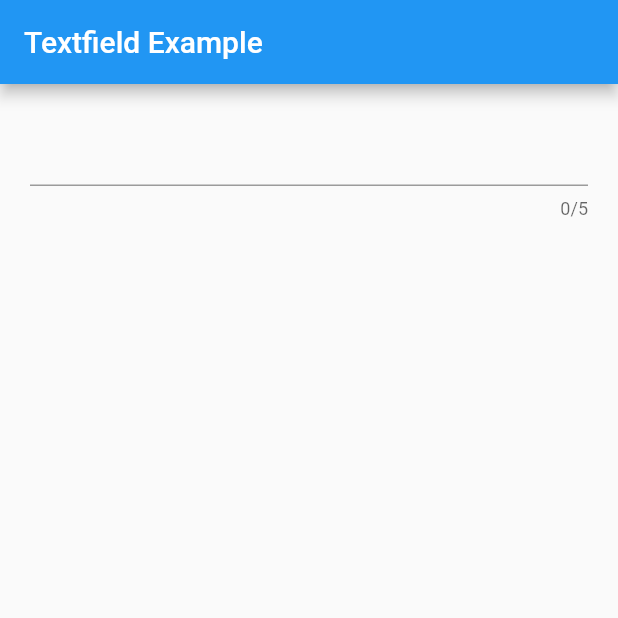
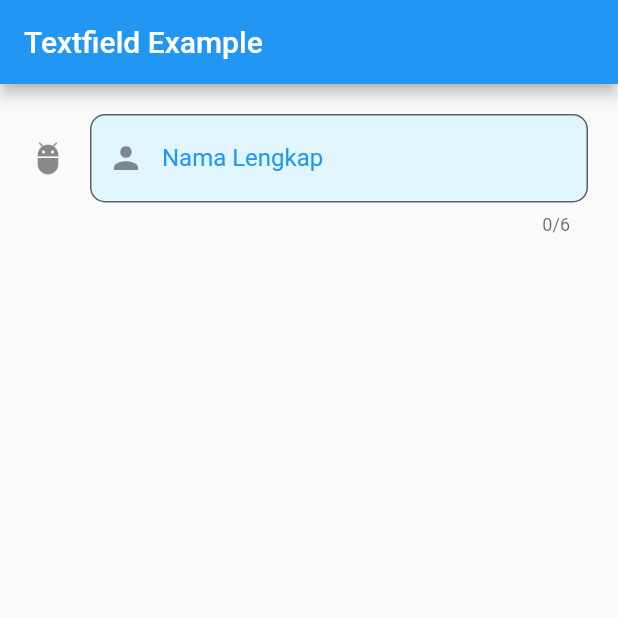
Before and after one commit to Rillwz/textfield_example, a Flutter app: the screen it shows after launch, on a phone screen of 412 x 824 dp, the top half of it. Run offline on Flutter 3.47's test engine with Material 2 defaults, Android fonts, the light colour scheme and no system bars.

Commit message:
textfield example

```diff
--- a/lib/main.dart
+++ b/lib/main.dart
@@ -26,7 +26,27 @@ class _MyAppState extends State<MyApp> {
           child: Column(
             children: [
               TextField(
-                maxLength: 5,
+                decoration: InputDecoration(
+                  fillColor: Colors.lightBlue[50],
+                  filled: true,
+                  icon: Icon(Icons.adb),
+                  suffix: Container(
+                    width: 5,
+                    height: 5,
+                    color: Colors.red,
+                  ),
+                  prefixIcon: Icon(Icons.person),
+                  // prefixText: 'Name: ',
+                  //prefixStyle: TextStyle(color: Colors.blue),
+                  labelText: 'Nama Lengkap',
+                  labelStyle: TextStyle(color: Colors.blue),
+                  hintText: 'Nama Lengkap-nya lhoh!',
+                  hintStyle: TextStyle(fontSize: 12),
+                  border: OutlineInputBorder(
+                    borderRadius: BorderRadius.circular(10),
+                  ),
+                ),
+                maxLength: 6,
                 obscureText: true,
                 controller: controller,
                 onChanged: (_) {
```
